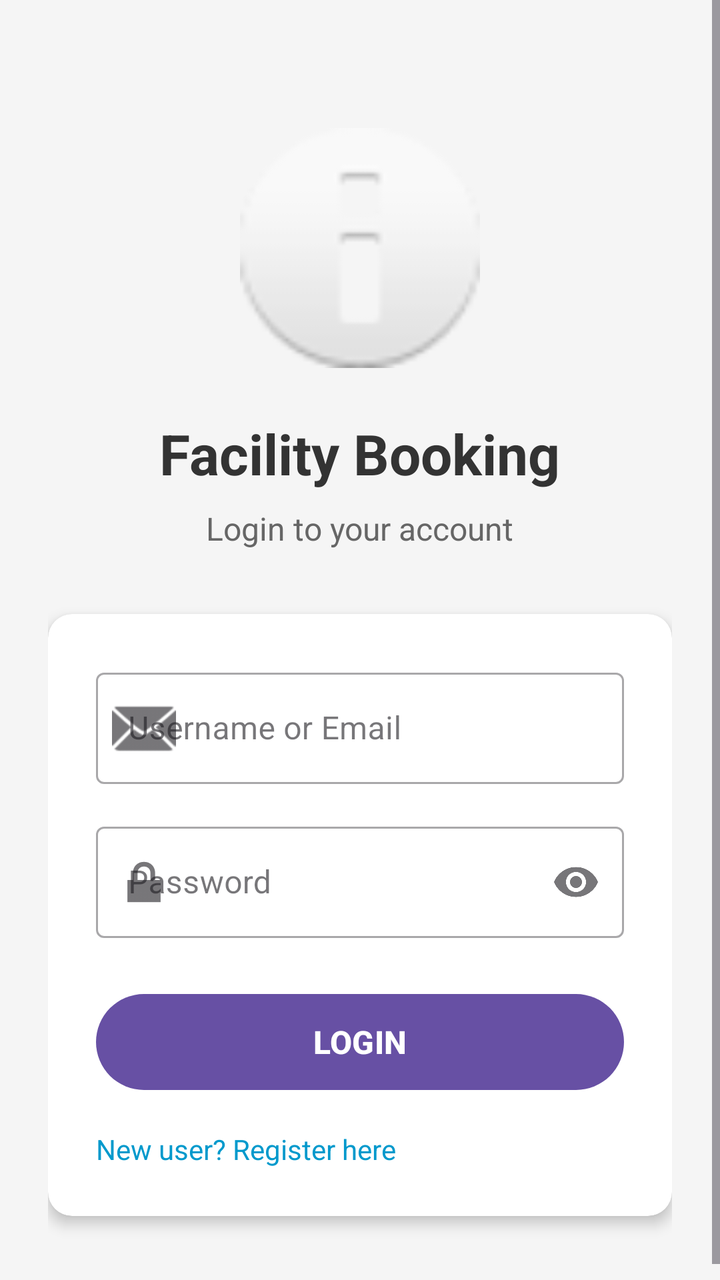
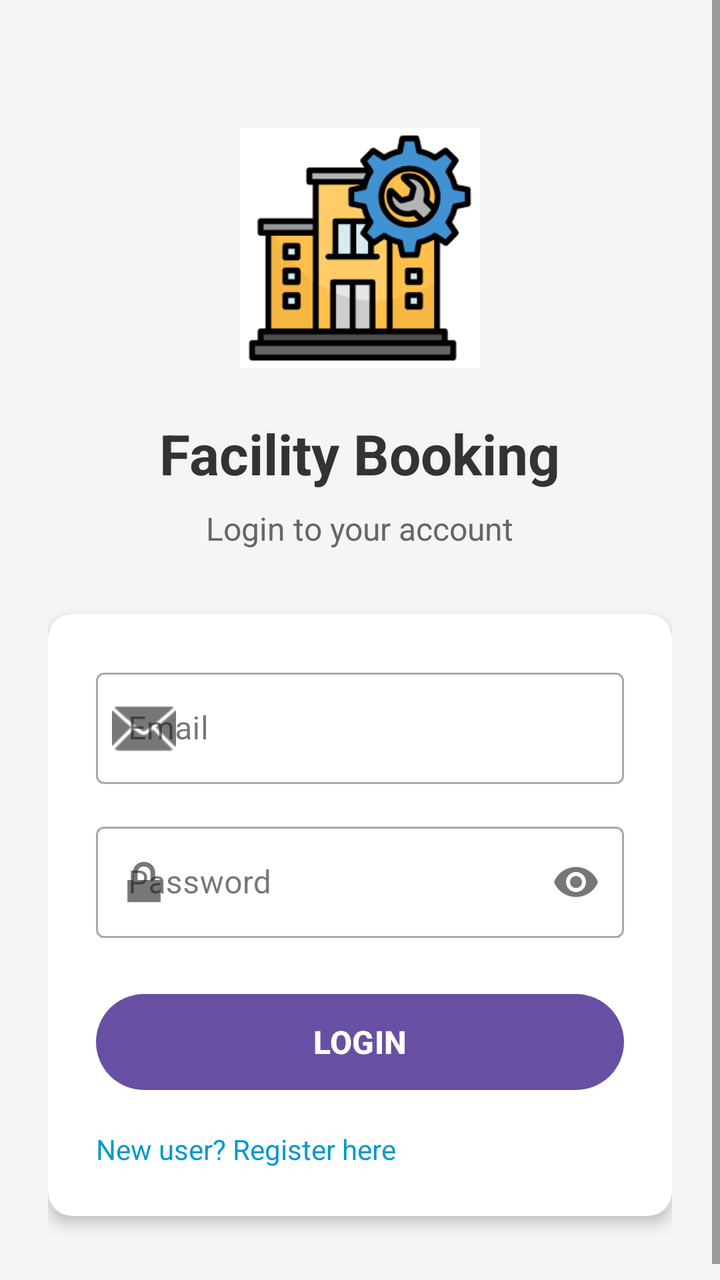

An Android layout rendered at two revisions. The XML below is the earlier revision; the diff shows what the commit changed to produce the second picture.
<!-- AndroidManifest.xml: application theme Theme.FacilityBooking -->
<!-- res/layout/activity_login.xml -->
<?xml version="1.0" encoding="utf-8"?>
<ScrollView xmlns:android="http://schemas.android.com/apk/res/android"
    xmlns:app="http://schemas.android.com/apk/res-auto"
    xmlns:tools="http://schemas.android.com/tools"
    android:layout_width="match_parent"
    android:layout_height="match_parent"
    android:background="#F5F5F5"
    android:fillViewport="true"
    tools:context=".LoginActivity">

    <LinearLayout
        android:layout_width="match_parent"
        android:layout_height="wrap_content"
        android:orientation="vertical"
        android:padding="24dp"
        android:gravity="center">

        <ImageView
            android:layout_width="120dp"
            android:layout_height="120dp"
            android:layout_marginTop="40dp"
            android:layout_marginBottom="24dp"
            android:src="@android:drawable/ic_dialog_info"
            android:contentDescription="App Logo" />

        <TextView
            android:layout_width="wrap_content"
            android:layout_height="wrap_content"
            android:text="Facility Booking"
            android:textSize="28sp"
            android:textStyle="bold"
            android:textColor="#333333"
            android:layout_marginBottom="8dp" />

        <TextView
            android:layout_width="wrap_content"
            android:layout_height="wrap_content"
            android:text="Login to your account"
            android:textSize="16sp"
            android:textColor="#666666"
            android:layout_marginBottom="32dp" />

        <androidx.cardview.widget.CardView
            android:layout_width="match_parent"
            android:layout_height="wrap_content"
            app:cardCornerRadius="12dp"
            app:cardElevation="4dp"
            android:layout_marginBottom="16dp">

            <LinearLayout
                android:layout_width="match_parent"
                android:layout_height="wrap_content"
                android:orientation="vertical"
                android:padding="24dp">

                <com.google.android.material.textfield.TextInputLayout
                    android:layout_width="match_parent"
                    android:layout_height="wrap_content"
                    android:hint="Username or Email"
                    app:startIconDrawable="@android:drawable/ic_dialog_email"
                    style="@style/Widget.MaterialComponents.TextInputLayout.OutlinedBox"
                    android:layout_marginBottom="16dp">

                    <com.google.android.material.textfield.TextInputEditText
                        android:id="@+id/edtUsername"
                        android:layout_width="match_parent"
                        android:layout_height="wrap_content"
                        android:inputType="textEmailAddress"
                        android:maxLines="1" />

                </com.google.android.material.textfield.TextInputLayout>

                <com.google.android.material.textfield.TextInputLayout
                    android:layout_width="match_parent"
                    android:layout_height="wrap_content"
                    android:hint="Password"
                    app:startIconDrawable="@android:drawable/ic_lock_lock"
                    app:endIconMode="password_toggle"
                    style="@style/Widget.MaterialComponents.TextInputLayout.OutlinedBox"
                    android:layout_marginBottom="24dp">

                    <com.google.android.material.textfield.TextInputEditText
                        android:id="@+id/edtPassword"
                        android:layout_width="match_parent"
                        android:layout_height="wrap_content"
                        android:inputType="textPassword"
                        android:maxLines="1" />

                </com.google.android.material.textfield.TextInputLayout>

                <Button
                    android:id="@+id/btnLogin"
                    android:layout_width="match_parent"
                    android:layout_height="56dp"
                    android:text="LOGIN"
                    android:textSize="16sp"
                    android:textStyle="bold"
                    android:onClick="loginClicked" />

                
                <TextView
                    android:id="@+id/tvRegister"
                    android:layout_width="wrap_content"
                    android:layout_height="wrap_content"
                    android:text="New user? Register here"
                    android:textSize="14sp"
                    android:textColor="@android:color/holo_blue_dark"
                    android:layout_marginTop="16dp"
                    android:onClick="openRegister" />

            </LinearLayout>

        </androidx.cardview.widget.CardView>

    </LinearLayout>

</ScrollView>
<!-- resources referenced by this layout -->
<resources>
  <style name="Theme.FacilityBooking" parent="Base.Theme.FacilityBooking" />
  <style name="Base.Theme.FacilityBooking" parent="Theme.Material3.DayNight.NoActionBar">
          
          
      </style>
</resources>

<!-- the commit's change to res/layout/activity_login.xml (unified diff, before → after) -->
@@ -20,7 +20,7 @@
             android:layout_height="120dp"
             android:layout_marginTop="40dp"
             android:layout_marginBottom="24dp"
-            android:src="@android:drawable/ic_dialog_info"
+            android:src="@drawable/imglogo"
             android:contentDescription="App Logo" />
 
         <TextView
@@ -45,6 +45,7 @@
             android:layout_height="wrap_content"
             app:cardCornerRadius="12dp"
             app:cardElevation="4dp"
+            app:cardBackgroundColor="@android:color/white"
             android:layout_marginBottom="16dp">
 
             <LinearLayout
@@ -56,7 +57,7 @@
                 <com.google.android.material.textfield.TextInputLayout
                     android:layout_width="match_parent"
                     android:layout_height="wrap_content"
-                    android:hint="Username or Email"
+                    android:hint="Email"
                     app:startIconDrawable="@android:drawable/ic_dialog_email"
                     style="@style/Widget.MaterialComponents.TextInputLayout.OutlinedBox"
                     android:layout_marginBottom="16dp">
@@ -66,6 +67,7 @@
                         android:layout_width="match_parent"
                         android:layout_height="wrap_content"
                         android:inputType="textEmailAddress"
+                        android:textColor="@color/black"
                         android:maxLines="1" />
 
                 </com.google.android.material.textfield.TextInputLayout>
@@ -84,6 +86,7 @@
                         android:layout_width="match_parent"
                         android:layout_height="wrap_content"
                         android:inputType="textPassword"
+                        android:textColor="@color/black"
                         android:maxLines="1" />
 
                 </com.google.android.material.textfield.TextInputLayout>
<!-- resource entries referenced after the edit -->
@@ -1,5 +1,7 @@
 <!-- resources referenced by this layout -->
 <resources>
+  <color name="black">#FF000000</color>
+  <!-- drawable imglogo: png bitmap (drawable, 4439 bytes) -->
   <style name="Theme.FacilityBooking" parent="Base.Theme.FacilityBooking" />
   <style name="Base.Theme.FacilityBooking" parent="Theme.Material3.DayNight.NoActionBar">
           
